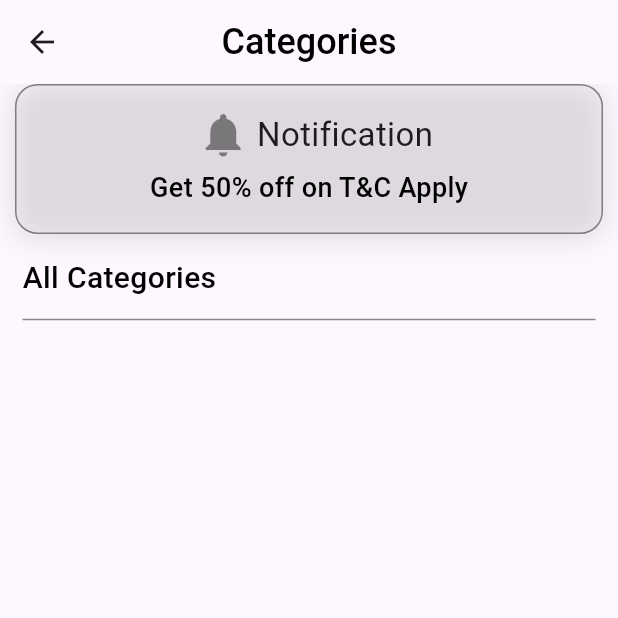
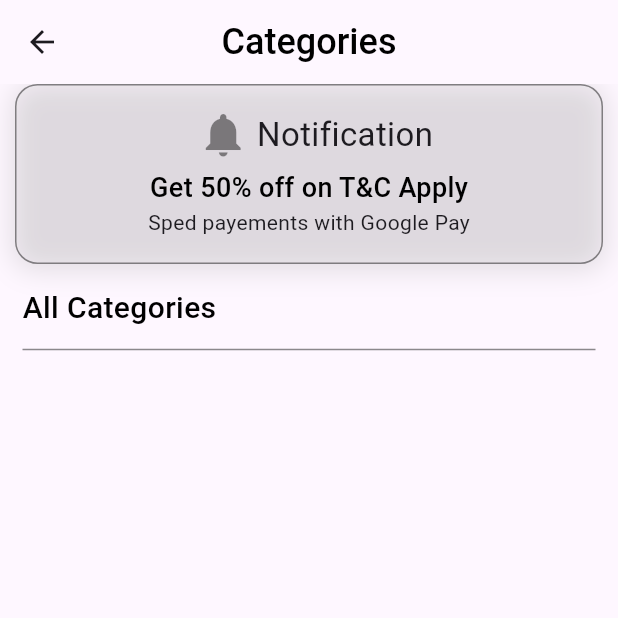
Before and after one commit to teshankalhara/demo_app-flutter, a Flutter app: the screen it shows after launch, on a phone screen of 412 x 824 dp, the top half of it. Run offline on Flutter 3.47's test engine with Material 3 defaults, Android fonts, the phone set to English and light mode, and no system bars.

Commit message:
update NotificationCard height and add payment method text

```diff
--- a/lib/widgets/notification_card/notification_card.dart
+++ b/lib/widgets/notification_card/notification_card.dart
@@ -8,7 +8,7 @@ class NotificationCard extends StatelessWidget {
     return Container(
       padding: EdgeInsets.symmetric(vertical: 10),
       width: double.infinity,
-      height: 100,
+      height: 120,
       decoration: BoxDecoration(
         // ignore: deprecated_member_use
         color: const Color.fromARGB(115, 193, 193, 193).withOpacity(0.1),
@@ -52,6 +52,7 @@ class NotificationCard extends StatelessWidget {
               color: Colors.black,
             ),
           ),
+          Text("Sped payements with Google Pay"),
         ],
       ),
     );
```
